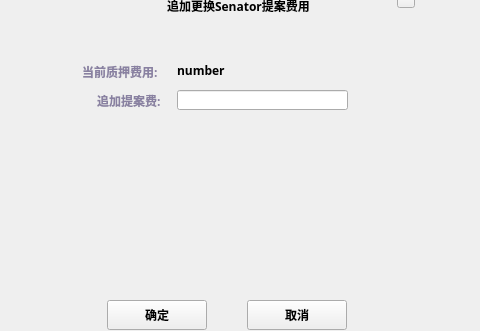
The window that LNKWallet/citizen/AddPledgeDialog.ui (HcashOrg/hx-indicator) describes before a commit, drawn with Qt 5; both pictures show x 243 to 723 and y 110 to 441 of the 960 by 543 pixel window.
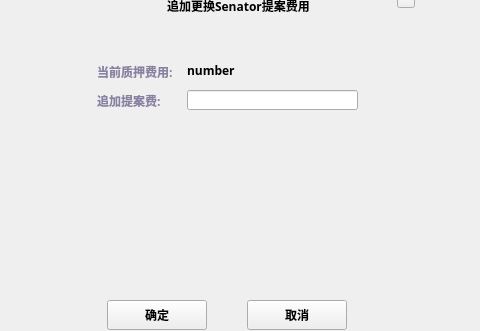
The same window after the commit.

Commit message: fix some bugs,eg:ui,proposal show bugs

The edit to the form file:
```diff
--- a/LNKWallet/citizen/AddPledgeDialog.ui
+++ b/LNKWallet/citizen/AddPledgeDialog.ui
@@ -140,7 +140,7 @@
     <widget class="QLabel" name="label_2">
      <property name="geometry">
       <rect>
-       <x>35</x>
+       <x>50</x>
        <y>81</y>
        <width>81</width>
        <height>21</height>
@@ -157,7 +157,7 @@
     <widget class="QLabel" name="currentPledge">
      <property name="geometry">
       <rect>
-       <x>130</x>
+       <x>140</x>
        <y>80</y>
        <width>211</width>
        <height>21</height>
@@ -170,7 +170,7 @@
     <widget class="QStackedWidget" name="stackedWidget_fee">
      <property name="geometry">
       <rect>
-       <x>70</x>
+       <x>50</x>
        <y>140</y>
        <width>221</width>
        <height>151</height>
@@ -182,7 +182,7 @@
       <rect>
        <x>50</x>
        <y>110</y>
-       <width>81</width>
+       <width>91</width>
        <height>21</height>
       </rect>
      </property>
@@ -197,7 +197,7 @@
     <widget class="QLineEdit" name="lineEdit_feeNumber">
      <property name="geometry">
       <rect>
-       <x>130</x>
+       <x>140</x>
        <y>110</y>
        <width>171</width>
        <height>20</height>
```
The commit also changes 6 other files.
